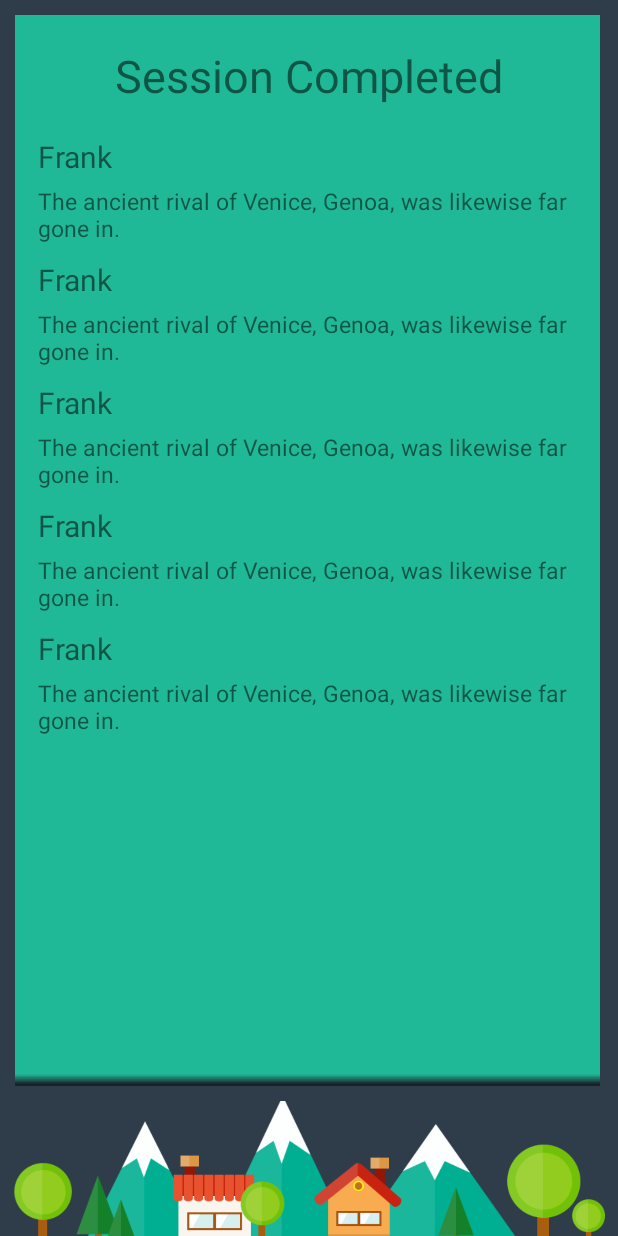
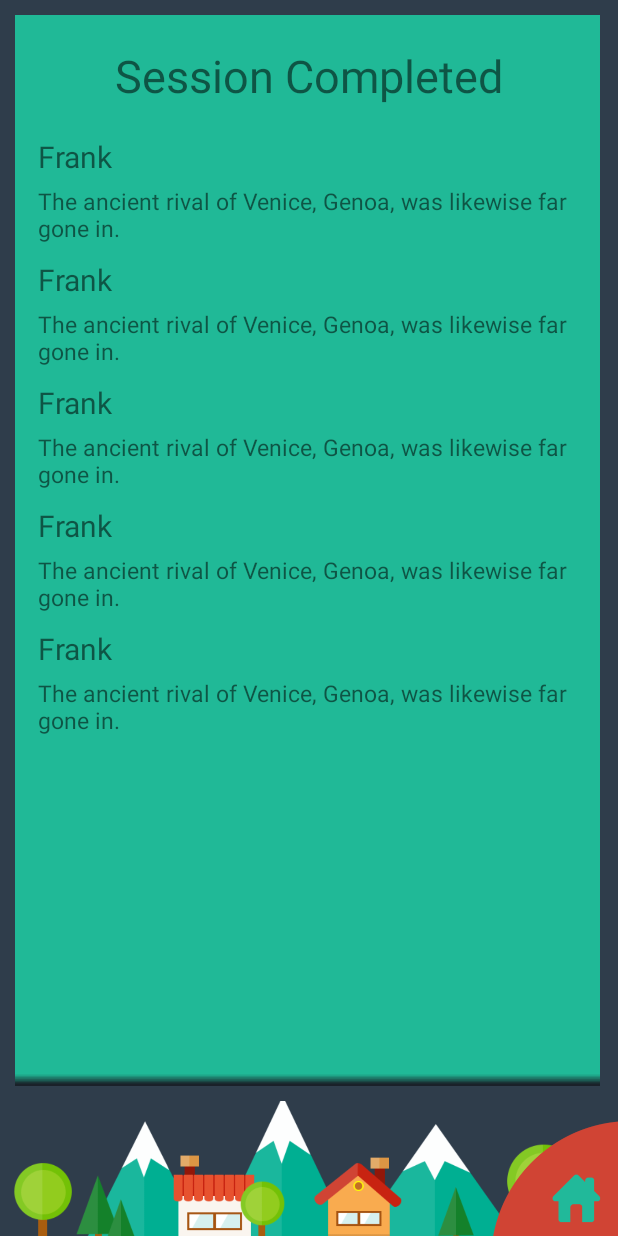
Before and after one commit to Shamsul1/VastVocabularyTest2.0, an Android app: the DisplayLearningScore screen opened directly, with no data from a screen before it, on a phone screen of 412 x 824 dp. Run offline under Robolectric (Android 15) with nearby library versions, the phone set to English and light mode, and no system bars; 10 statements that could not run were skipped.

Commit message:
Display score wiring done

```diff
--- a/app/src/main/java/com/example/shamsulkarim/vastvocabulary/DisplayLearningScore.java
+++ b/app/src/main/java/com/example/shamsulkarim/vastvocabulary/DisplayLearningScore.java
@@ -1,13 +1,56 @@
 package com.example.shamsulkarim.vastvocabulary;
 
+import android.content.Intent;
 import android.support.v7.app.AppCompatActivity;
 import android.os.Bundle;
+import android.view.View;
+import android.widget.TextView;
 
 public class DisplayLearningScore extends AppCompatActivity {
+
+    String[] recieveWord = new String[5];
+    String[] recieveTranslation = new String[5];
+    TextView resultWordView1,resultWordView2,resultWordView3,resultWordView4,resultWordView5,resultTranslationView1,resultTranslationView2,resultTranslationView3,resultTranslationView4,resultTranslationView5;
 
     @Override
     protected void onCreate(Bundle savedInstanceState) {
         super.onCreate(savedInstanceState);
         setContentView(R.layout.activity_display_learning_score);
+
+
+        recieveWord = getIntent().getStringArrayExtra("words");
+        recieveTranslation = getIntent().getStringArrayExtra("translation");
+
+        resultWordView1 = (TextView)findViewById(R.id.result_word1);
+        resultWordView2 = (TextView)findViewById(R.id.result_word2);
+        resultWordView3 = (TextView)findViewById(R.id.result_word3);
+        resultWordView4 = (TextView)findViewById(R.id.result_word4);
+        resultWordView5 = (TextView)findViewById(R.id.result_word5);
+        resultTranslationView1 = (TextView)findViewById(R.id.result_translation1);
+        resultTranslationView2 = (TextView)findViewById(R.id.result_translation2);
+        resultTranslationView3 = (TextView)findViewById(R.id.result_translation3);
+        resultTranslationView4 = (TextView)findViewById(R.id.result_translation4);
+        resultTranslationView5 = (TextView)findViewById(R.id.result_translation5);
+
+        resultWordView1.setText(recieveWord[0]);
+        resultWordView2.setText(recieveWord[1]);
+        resultWordView3.setText(recieveWord[2]);
+        resultWordView4.setText(recieveWord[3]);
+        resultWordView5.setText(recieveWord[4]);
+        resultTranslationView1.setText(recieveTranslation[0]);
+        resultTranslationView2.setText(recieveTranslation[1]);
+        resultTranslationView3.setText(recieveTranslation[2]);
+        resultTranslationView4.setText(recieveTranslation[3]);
+        resultTranslationView5.setText(recieveTranslation[4]);
     }
+
+
+    public void homeActivity(View view){
+        Intent intent = new Intent(this,MainActivity.class);
+        this.startActivity(intent);
+
+    }
+
+
+
 }
--- a/app/src/main/res/layout/activity_display_learning_score.xml
+++ b/app/src/main/res/layout/activity_display_learning_score.xml
@@ -152,6 +152,16 @@
 
     </RelativeLayout>
 
+    <ImageView
+        android:layout_marginBottom="-10dp"
+        android:layout_marginRight="-5dp"
+        android:layout_width="90dp"
+        android:layout_height="90dp"
+        android:src="@drawable/go_home"
+        android:layout_alignParentBottom="true"
+        android:layout_alignParentRight="true"
+        android:onClick="homeActivity"/>
+
 
 
 </RelativeLayout>
```
Also changed, not shown: app/src/main/java/com/example/shamsulkarim/vastvocabulary/Train.java (+17 -15 lines), app/src/main/java/com/example/shamsulkarim/vastvocabulary/Word.java (+33 -5 lines), app/src/main/res/drawable/go_home.png (added).
